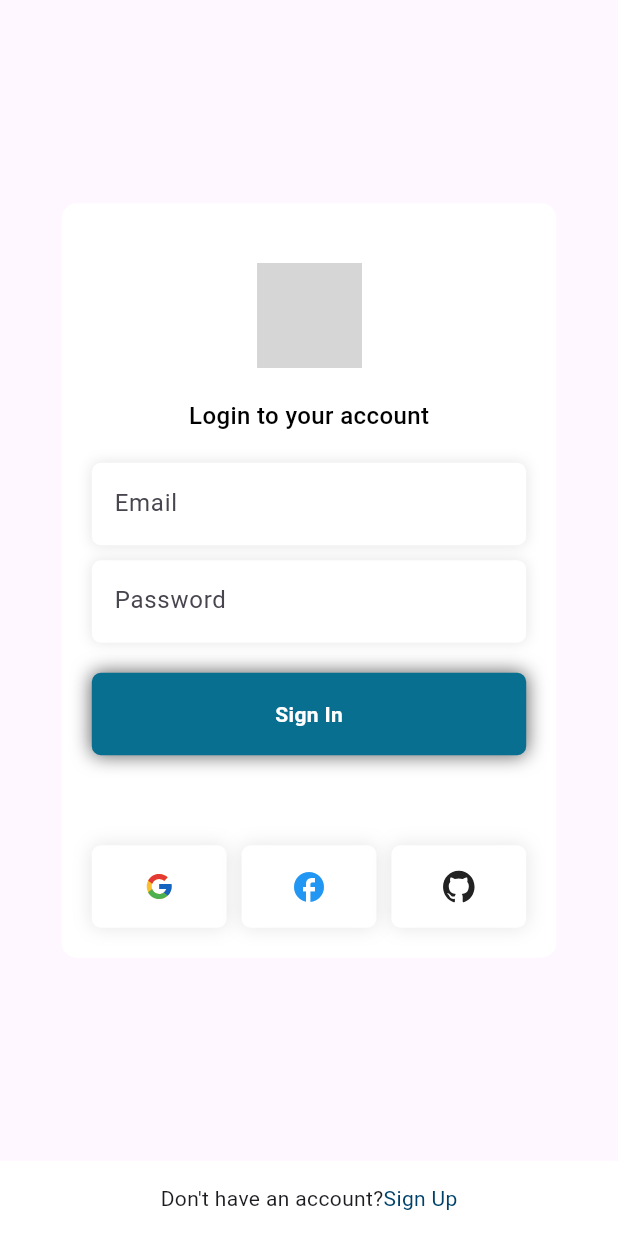
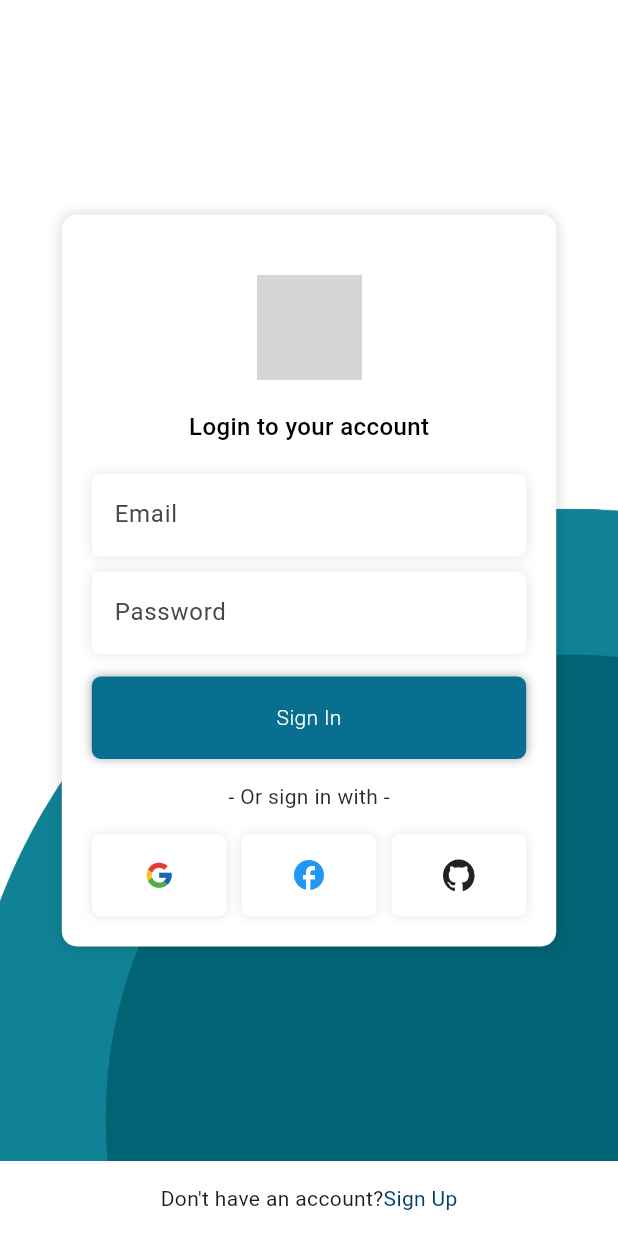
Before and after one commit to HassanDurra/CityQuest, a Flutter app: the screen it shows after launch, on a phone screen of 412 x 824 dp. Run offline on Flutter 3.47's test engine with Material 3 defaults, Android fonts, the phone set to English and light mode, and no system bars; our stand-ins replace flutter_svg, get, hexcolor, ionicons; Roboto replaces fonts that are missing (Poppins, poppins); grey boxes are pictures that could not be loaded.

Commit message:
login view done

```diff
--- a/lib/view/Auth/login.dart
+++ b/lib/view/Auth/login.dart
@@ -14,8 +14,15 @@ class LoginView extends StatelessWidget {
 
   @override
   Widget build(BuildContext context) {
+
     return Scaffold(
-      body: Center(
+      body: Stack(
+        children: [
+          Positioned.fill(
+            child:
+                Image.asset('assets/images/background.png', fit: BoxFit.cover),
+          ),
+          Center(
             child: SingleChildScrollView(
               child: Container(
                 width: MediaQuery.of(context).size.width * 0.8,
@@ -23,6 +30,9 @@ class LoginView extends StatelessWidget {
                 decoration: BoxDecoration(
                   color: Colors.white,
                   borderRadius: BorderRadius.circular(10.0),
+                  boxShadow: [
+                    BoxShadow(color: Color.fromARGB(41, 0, 0, 0), blurRadius: 7)
+                  ],
                 ),
                 child: Column(
                   crossAxisAlignment: CrossAxisAlignment.center,
@@ -58,14 +68,16 @@ class LoginView extends StatelessWidget {
                       obscure: true,
                       textInputType: TextInputType.text,
                     ),
-                SizedBox(height: 20),
+                    SizedBox(height: 15),
                     ButtonGlobal(),
-                SizedBox(height: 25),
+                    SizedBox(height: 15),
                     SociaLogin(),
                   ],
                 ),
               ),
             ),
+          )
+        ],
       ),
       bottomNavigationBar: Container(
         height: 50,
--- a/lib/view/widgets/button.global.dart
+++ b/lib/view/widgets/button.global.dart
@@ -7,9 +7,8 @@ class ButtonGlobal extends StatelessWidget {
   @override
   Widget build(BuildContext context) {
     return InkWell(
-      onTap: () {
-        // ignore: avoid_print
-        print('Login');
+      onTap: (ButtonGlobal) {
+
       },
       child: Container(
         alignment: Alignment.center,
@@ -22,8 +21,8 @@ class ButtonGlobal extends StatelessWidget {
  width: 1.5),
           boxShadow: [
             BoxShadow(
-              color: Color.fromARGB(160, 4, 5, 4),
-              blurRadius: 10,
+              color:  Color.fromARGB(82, 4, 5, 5),
+              blurRadius: 5,
             )
           ],
         ),
@@ -31,7 +30,9 @@ class ButtonGlobal extends StatelessWidget {
           'Sign In',
           style: TextStyle(
             color: Colors.white,
-            fontWeight: FontWeight.w600,
+            fontWeight: FontWeight.w300,
+              fontFamily: 'poppins',
+
           ),
         ),
       ),
--- a/lib/view/widgets/social.login.dart
+++ b/lib/view/widgets/social.login.dart
@@ -15,10 +15,10 @@ class SociaLogin extends StatelessWidget {
         Container(
           alignment: Alignment.center,
           child: Text(
-            '-Or sign in with-',
+            '- Or sign in with -',
             style: TextStyle(
-              color: GlobalColors.textColor,
-              fontWeight: FontWeight.w600,
+              color: const Color.fromARGB(214, 0, 0, 0),
+              fontFamily: 'poppins',
             ),
           ),
         ),
@@ -37,8 +37,9 @@ class SociaLogin extends StatelessWidget {
                     borderRadius: BorderRadius.circular(6),
                     boxShadow: [
                       BoxShadow(
-                        color: Colors.black.withOpacity(0.1),
-                        blurRadius: 10,
+                        color:
+                            const Color.fromARGB(118, 0, 0, 0).withOpacity(0.1),
+                        blurRadius: 5,
                       ),
                     ],
                   ),
@@ -59,8 +60,9 @@ class SociaLogin extends StatelessWidget {
                     borderRadius: BorderRadius.circular(6),
                     boxShadow: [
                       BoxShadow(
-                        color: Colors.black.withOpacity(0.1),
-                        blurRadius: 10,
+                        color:
+                            const Color.fromARGB(118, 0, 0, 0).withOpacity(0.1),
+                        blurRadius: 5,
                       ),
                     ],
                   ),
@@ -83,13 +85,12 @@ class SociaLogin extends StatelessWidget {
                       borderRadius: BorderRadius.circular(6),
                       boxShadow: [
                         BoxShadow(
-                          color: Colors.black.withOpacity(0.1),
-                          blurRadius: 10,
+                          color: Color.fromARGB(188, 0, 0, 0).withOpacity(0.1),
+                          blurRadius: 5,
                         ),
                       ],
                     ),
-                    child:
-                        const Icon(Ionicons.logo_github)),
+                    child: const Icon(Ionicons.logo_github)),
               ),
             ],
           ),
```
Also changed, not shown: assets/images/background.png (added). Lines whose indentation alone changed are shown as unchanged.
